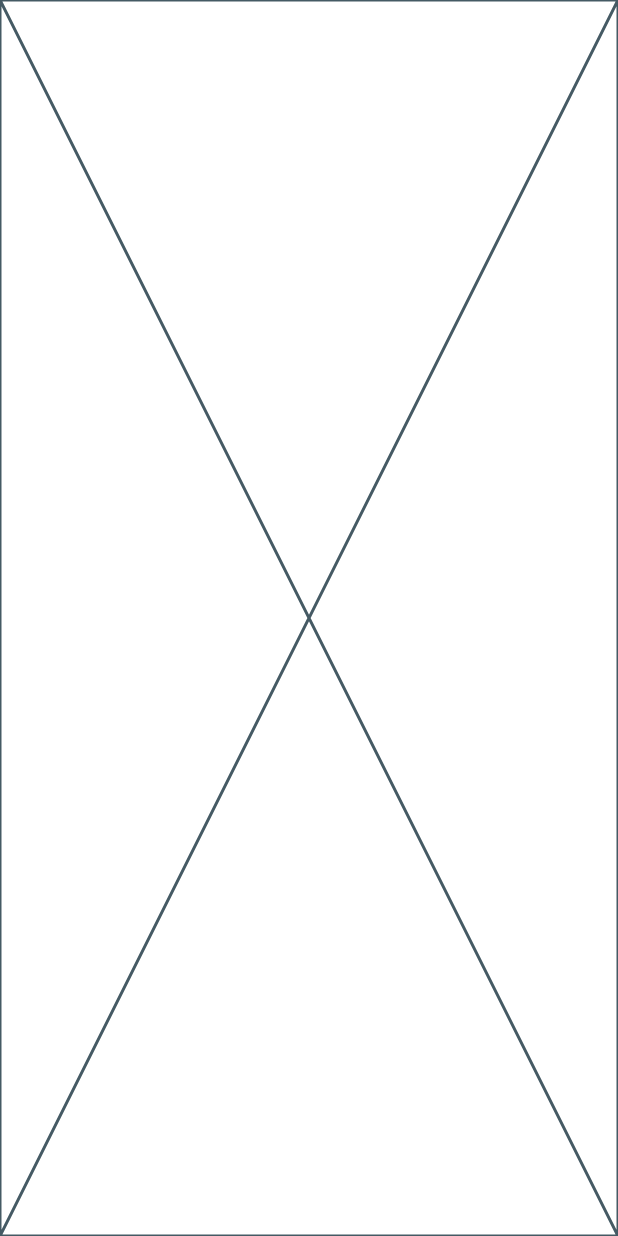
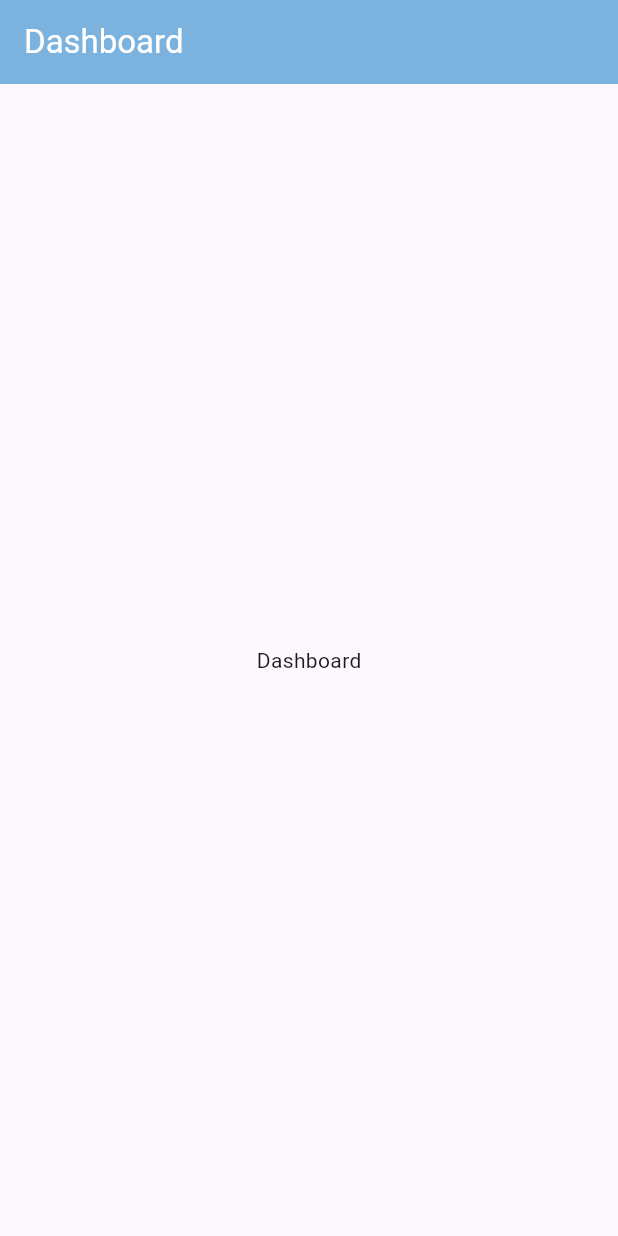
Before and after one commit to KaelNierras/vis_can_learn, a Flutter app: the screen it shows after launch, after a tap on "SKIP", after a tap on "Start Studying!", on a phone screen of 412 x 824 dp. Run offline on Flutter 3.47's test engine with Material 3 defaults, Android fonts, the phone set to English and light mode, and no system bars; our stand-ins replace flutter_native_splash, shared_preferences.

Commit message:
logged logic added

```diff
--- a/lib/features/dashboard/views/dashboard_screen.dart
+++ b/lib/features/dashboard/views/dashboard_screen.dart
@@ -10,6 +10,12 @@ class Dashboard extends StatefulWidget {
 class _DashboardState extends State<Dashboard> {
   @override
   Widget build(BuildContext context) {
-    return const Placeholder();
+    return Scaffold(
+      appBar: AppBar(
+        title: const Text('Dashboard'),
+      ),
+      body: const Center(
+        child: Text('Dashboard'),
+      ));
   }
 }
--- a/lib/main.dart
+++ b/lib/main.dart
@@ -4,7 +4,7 @@ import 'package:flutter_native_splash/flutter_native_splash.dart';
 //Customize theme and Functions
 import 'package:flutter/material.dart';
 import 'package:shared_preferences/shared_preferences.dart';
-import 'package:vis_can_learn/features/signup/views/signup_screen.dart';
+import 'package:vis_can_learn/features/dashboard/views/dashboard_screen.dart';
 
 //Screens
 //import 'features/dashboard/views/dashboard_screen.dart';
@@ -13,12 +13,14 @@ import 'features/onboarding/views/onboarding_screen.dart';
 import 'theme/theme_constants.dart';
 
 int? isViewed;
+int? isLogged;
 
 void main() async {
   // WidgetsBinding widgetsBinding = WidgetsFlutterBinding.ensureInitialized();
   // FlutterNativeSplash.preserve(widgetsBinding: widgetsBinding);
   SharedPreferences prefs = await SharedPreferences.getInstance();
   isViewed = prefs.getInt('onboard');
+  isLogged = 0;
   runApp(const MyApp());
 }
 
@@ -43,7 +45,7 @@ class _MyAppState extends State<MyApp> {
       debugShowCheckedModeBanner: false,
       title: 'VisCanLearn',
       theme: lightTheme,
-      home: isViewed != 0 ? const OnboardingScreen() : const Signup(),
+      home: isViewed != 0 ? const OnboardingScreen() : isLogged != 0? const Dashboard(): const Login(),
     );
   }
 }
```
